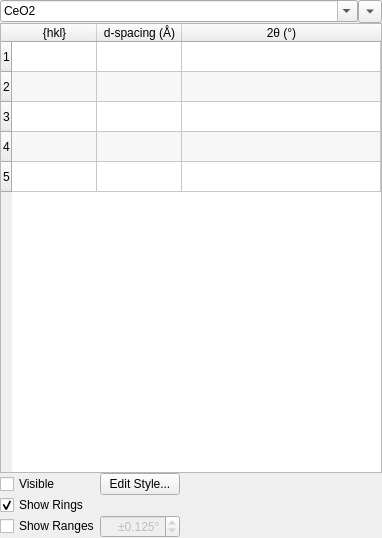
HEXRD/hexrdgui, file hexrd/ui/resources/ui/materials_panel.ui: the form before one commit.
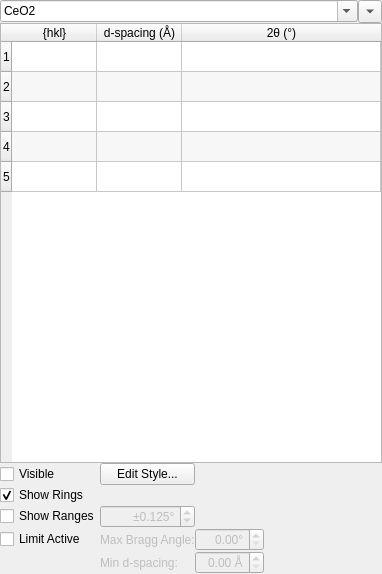
The form after the commit.

Commit message:
Add ring selection limits to materials panel
This allows a user to specify either a max Bragg angle
or a minimum d spacing to be used for ring selection. Any rings
that are higher than the max Bragg angle or lower than the min
d-spacing will not be displayed in the GUI.

It still does not yet update exclusions to be used for the powder
calibration. Please let me know if that is desired.

Addresses part of #107

```diff
--- a/hexrd/ui/resources/ui/materials_panel.ui
+++ b/hexrd/ui/resources/ui/materials_panel.ui
@@ -7,7 +7,7 @@
     <x>0</x>
     <y>0</y>
     <width>382</width>
-    <height>538</height>
+    <height>574</height>
    </rect>
   </property>
   <layout class="QVBoxLayout" name="verticalLayout_7">
@@ -167,18 +167,22 @@
    </item>
    <item>
     <layout class="QGridLayout" name="gridLayout">
-     <item row="3" column="5">
-      <spacer name="horizontalSpacer">
-       <property name="orientation">
-        <enum>Qt::Horizontal</enum>
+     <item row="4" column="0">
+      <widget class="QCheckBox" name="limit_active">
+       <property name="text">
+        <string>Limit Active</string>
        </property>
-       <property name="sizeHint" stdset="0">
-        <size>
-         <width>40</width>
-         <height>20</height>
-        </size>
+      </widget>
+     </item>
+     <item row="8" column="1">
+      <widget class="QLabel" name="min_d_spacing_label">
+       <property name="enabled">
+        <bool>false</bool>
        </property>
-      </spacer>
+       <property name="text">
+        <string>Min d-spacing:</string>
+       </property>
+      </widget>
      </item>
      <item row="3" column="0">
       <widget class="QCheckBox" name="show_ranges">
@@ -251,6 +255,93 @@
        </property>
       </widget>
      </item>
+     <item row="8" column="5">
+      <widget class="QDoubleSpinBox" name="min_d_spacing">
+       <property name="enabled">
+        <bool>false</bool>
+       </property>
+       <property name="alignment">
+        <set>Qt::AlignRight|Qt::AlignTrailing|Qt::AlignVCenter</set>
+       </property>
+       <property name="keyboardTracking">
+        <bool>false</bool>
+       </property>
+       <property name="suffix">
+        <string> Å</string>
+       </property>
+       <property name="singleStep">
+        <double>0.100000000000000</double>
+       </property>
+      </widget>
+     </item>
+     <item row="4" column="1">
+      <widget class="QLabel" name="max_bragg_angle_label">
+       <property name="enabled">
+        <bool>false</bool>
+       </property>
+       <property name="text">
+        <string>Max Bragg Angle:</string>
+       </property>
+      </widget>
+     </item>
+     <item row="4" column="5">
+      <widget class="QDoubleSpinBox" name="max_bragg_angle">
+       <property name="enabled">
+        <bool>false</bool>
+       </property>
+       <property name="alignment">
+        <set>Qt::AlignRight|Qt::AlignTrailing|Qt::AlignVCenter</set>
+       </property>
+       <property name="keyboardTracking">
+        <bool>false</bool>
+       </property>
+       <property name="suffix">
+        <string>°</string>
+       </property>
+       <property name="singleStep">
+        <double>0.100000000000000</double>
+       </property>
+      </widget>
+     </item>
+     <item row="4" column="6">
+      <spacer name="horizontalSpacer_2">
+       <property name="orientation">
+        <enum>Qt::Horizontal</enum>
+       </property>
+       <property name="sizeHint" stdset="0">
+        <size>
+         <width>40</width>
+         <height>20</height>
+        </size>
+       </property>
+      </spacer>
+     </item>
+     <item row="3" column="5" colspan="2">
+      <spacer name="horizontalSpacer">
+       <property name="orientation">
+        <enum>Qt::Horizontal</enum>
+       </property>
+       <property name="sizeHint" stdset="0">
+        <size>
+         <width>40</width>
+         <height>20</height>
+        </size>
+       </property>
+      </spacer>
+     </item>
+     <item row="8" column="6">
+      <spacer name="horizontalSpacer_3">
+       <property name="orientation">
+        <enum>Qt::Horizontal</enum>
+       </property>
+       <property name="sizeHint" stdset="0">
+        <size>
+         <width>40</width>
+         <height>20</height>
+        </size>
+       </property>
+      </spacer>
+     </item>
     </layout>
    </item>
   </layout>
```
Left out of the diff: 22 changed lines with no effect on the pictures. The commit also changes 5 other files.
